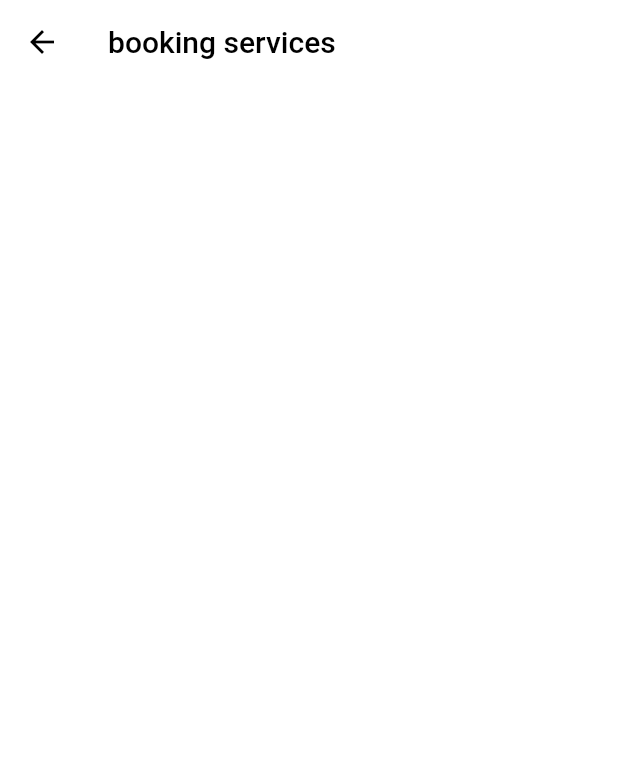
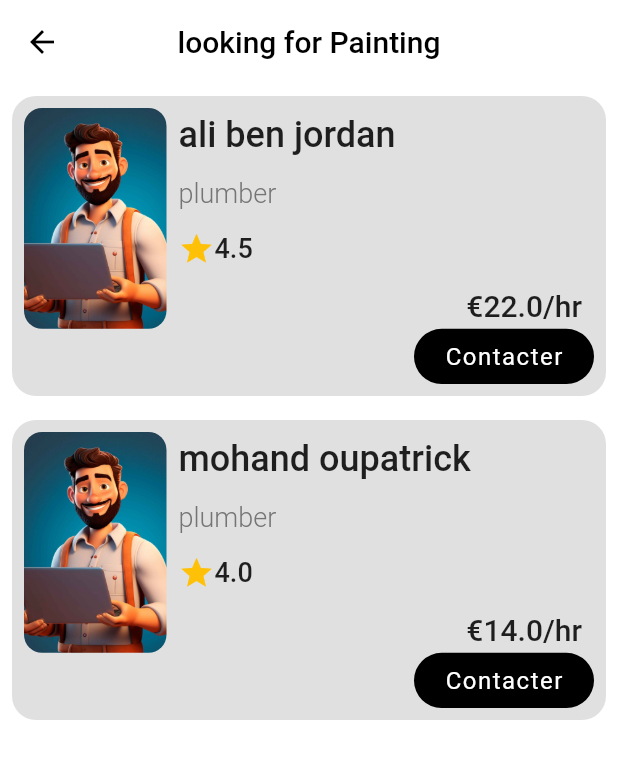
Before and after one commit to mouhandlarbi/whatsup_clone, a Flutter app: the screen it shows after launch, after a tap on "Painting", on a phone screen of 412 x 824 dp. Shown: the top 759 px of the screen. Run offline on Flutter 3.47's test engine with Material 2 defaults, Android fonts, the phone set to English and light mode, and no system bars.

Commit message:
meme donne partout

```diff
--- /dev/null
+++ b/lib/data/model/worker.dart
@@ -0,0 +1,75 @@
+import 'package:flutter/material.dart';
+
+class Worker {
+  final String name;
+  final String email;
+  final String numberPhone;
+  final String profileImage;
+  final List<Project> portfolio;
+  final List<Servicee> services;
+  final double price;
+  final double rating;
+  final bool isAvailable;
+  final String description;
+  Worker({
+    required this.name,
+    required this.email,
+    required this.numberPhone,
+    required this.profileImage,
+    required this.portfolio,
+    required this.services,
+    required this.price,
+    required this.rating,
+    required this.isAvailable,
+    required this.description,
+  });
+}
+
+class Project {
+  final String name;
+  final String thumbnail;
+  final List<String> images;
+  final String description;
+  DateTime dateTime;
+  Project({
+    required this.name,
+    required this.thumbnail,
+    required this.images,
+    required this.dateTime,
+    required this.description,
+  });
+}
+
+class Servicee {
+  final String name;
+  final IconData icone;
+  final String image;
+  Servicee({
+    required this.name,
+    required this.icone,
+    required this.image,
+  });
+}
+
+List<Servicee> services = [
+  Servicee(
+      name: "Painting", icone: Icons.pinch, image: "assets/images/service.jpg"),
+  Servicee(
+      name: "Carpenter",
+      icone: Icons.ssid_chart,
+      image: "assets/images/service.jpg"),
+  Servicee(
+      name: "Electrician",
+      icone: Icons.thunderstorm,
+      image: "assets/images/service.jpg"),
+  Servicee(
+      name: "gardener", icone: Icons.grass, image: "assets/images/service.jpg"),
+  Servicee(
+      name: "Cleaning",
+      icone: Icons.clean_hands,
+      image: "assets/images/service.jpg"),
+  Servicee(
+      name: "plumber",
+      icone: Icons.plumbing,
+      image: "assets/images/service.jpg"),
+];
--- a/lib/main.dart
+++ b/lib/main.dart
@@ -9,6 +9,7 @@ import 'package:state_management/view/pages/my_bookings_page.dart';
 import 'package:state_management/view/pages/my_profile_page.dart';
 import 'package:state_management/view/pages/notification_page.dart';
 import 'package:state_management/view/pages/refer_and_earn_page.dart';
+import 'package:state_management/view/pages/worker_list_page.dart';
 
 void main() {
   runApp(const MyApp());
--- a/lib/view/components/home_page/rectangle_swiper.dart
+++ b/lib/view/components/commun/rectangle_swiper.dart
@@ -1,12 +1,13 @@
 import 'package:flutter/material.dart';
-import 'package:state_management/data/static/services.dart';
+import 'package:state_management/data/model/worker.dart';
+import 'package:state_management/view/pages/project_detail_page.dart';
 
 class RectangleSwiper extends StatelessWidget {
   const RectangleSwiper({
     super.key,
-    required this.services,
+    required this.projects,
   });
-  final List<OtherService> services;
+  final List<Project> projects;
   @override
   Widget build(BuildContext context) {
     return SizedBox(
@@ -14,10 +15,10 @@ class RectangleSwiper extends StatelessWidget {
       //color: Colors.red,
       child: ListView.builder(
         scrollDirection: Axis.horizontal,
-        itemCount: services.length,
+        itemCount: projects.length,
         itemBuilder: (BuildContext context, int index) {
           return RectangleCard(
-            service: services[index],
+            project: projects[index],
           );
         },
       ),
@@ -26,13 +27,15 @@ class RectangleSwiper extends StatelessWidget {
 }
 
 class RectangleCard extends StatelessWidget {
-  const RectangleCard({super.key, required this.service});
-  final OtherService service;
+  const RectangleCard({super.key, required this.project});
+  final Project project;
   @override
   Widget build(BuildContext context) {
     return InkWell(
       onTap: () {
-        Navigator.of(context).pushNamed(service.navigatTo);
+        Navigator.of(context).push(MaterialPageRoute(builder: (context) {
+          return ProjectDetailPage(project: project);
+        }));
       },
       child: Column(
         children: [
@@ -47,7 +50,7 @@ class RectangleCard extends StatelessWidget {
                   color: Colors.green,
                   borderRadius: BorderRadius.circular(16),
                   image: DecorationImage(
-                      image: AssetImage(service.image), fit: BoxFit.cover),
+                      image: AssetImage(project.thumbnail), fit: BoxFit.cover),
                 ),
               ),
             ),
@@ -57,7 +60,7 @@ class RectangleCard extends StatelessWidget {
             //color: Colors.blue,
             alignment: Alignment.center,
             child: Text(
-              service.txt,
+              project.name,
               style: const TextStyle(
                 fontSize: 18,
                 letterSpacing: 1,
--- /dev/null
+++ b/lib/view/components/commun/worker_card.dart
@@ -0,0 +1,144 @@
+import 'package:flutter/material.dart';
+import 'package:state_management/data/model/worker.dart';
+import 'package:state_management/view/pages/worker_detail_page.dart';
+
+class WorkerCard extends StatelessWidget {
+  const WorkerCard({
+    super.key,
+    required this.worker,
+  });
+  final Worker worker;
+  @override
+  Widget build(BuildContext context) {
+    return InkWell(
+      onTap: () {
+        Navigator.of(context).push(MaterialPageRoute(builder: (context) {
+          return WorkerDetailPage(worker: worker);
+        }));
+      },
+      child: Container(
+        height: 200,
+        width: double.infinity,
+        margin: const EdgeInsets.all(8),
+        padding: const EdgeInsets.all(8),
+        decoration: BoxDecoration(
+          borderRadius: BorderRadius.circular(16),
+          color: Colors.grey[300],
+        ),
+        child: Column(
+          mainAxisAlignment: MainAxisAlignment.spaceBetween,
+          children: [
+            Expanded(
+              flex: 4,
+              child: Row(
+                children: [
+                  Expanded(
+                    flex: 1,
+                    child: AspectRatio(
+                      aspectRatio: 9 / 16,
+                      child: Container(
+                        decoration: BoxDecoration(
+                          borderRadius: BorderRadius.circular(12),
+                          image: DecorationImage(
+                            fit: BoxFit.cover,
+                            image: AssetImage(
+                              worker.profileImage,
+                            ),
+                          ),
+                        ),
+                      ),
+                    ),
+                  ),
+                  Expanded(
+                    flex: 3,
+                    child: Padding(
+                      padding: const EdgeInsets.symmetric(
+                        horizontal: 8,
+                        vertical: 4,
+                      ),
+                      child: Column(
+                        mainAxisAlignment: MainAxisAlignment.spaceBetween,
+                        crossAxisAlignment: CrossAxisAlignment.start,
+                        children: [
+                          Text(
+                            worker.name,
+                            style: const TextStyle(
+                              fontSize: 24,
+                              fontWeight: FontWeight.w500,
+                            ),
+                          ),
+                          Text(
+                            worker.services[0].name,
+                            style: TextStyle(
+                              fontSize: 18,
+                              fontWeight: FontWeight.w300,
+                              color: Colors.grey[600],
+                            ),
+                          ),
+                          Row(
+                            children: [
+                              const Icon(
+                                Icons.star,
+                                color: Colors.amber,
+                              ),
+                              Text(
+                                worker.rating.toString(),
+                                style: const TextStyle(
+                                  fontSize: 18,
+                                  fontWeight: FontWeight.w500,
+                                ),
+                              ),
+                            ],
+                          ),
+                          Row(
+                            mainAxisAlignment: MainAxisAlignment.end,
+                            children: [
+                              Text(
+                                "€${worker.price}/hr",
+                                style: const TextStyle(
+                                  fontSize: 20,
+                                  fontWeight: FontWeight.w500,
+                                ),
+                              ),
+                            ],
+                          )
+                        ],
+                      ),
+                    ),
+                  ),
+                ],
+              ),
+            ),
+            Expanded(
+              flex: 1,
+              child: Row(
+                mainAxisAlignment: MainAxisAlignment.end,
+                children: [
+                  InkWell(
+                    onTap: () {},
+                    child: Container(
+                      width: 120,
+                      alignment: Alignment.center,
+                      decoration: BoxDecoration(
+                        color: Colors.black,
+                        borderRadius: BorderRadius.circular(20),
+                      ),
+                      child: const Text(
+                        "Contacter",
+                        style: TextStyle(
+                          fontSize: 16,
+                          letterSpacing: 1,
+                          color: Colors.white,
+                        ),
+                      ),
+                    ),
+                  )
+                ],
+              ),
+            )
+          ],
+        ),
+      ),
+    );
+  }
+}
--- a/lib/view/components/home_page/circle_swiper.dart
+++ b/lib/view/components/home_page/circle_swiper.dart
@@ -1,12 +1,13 @@
+import 'package:state_management/data/model/worker.dart';
 import 'package:flutter/material.dart';
-import 'package:state_management/data/static/services.dart';
+import 'package:state_management/view/pages/worker_list_page.dart';
 
 class CircleSwiper extends StatelessWidget {
   const CircleSwiper({
     super.key,
     required this.services,
   });
-  final List<HomeService> services;
+  final List<Servicee> services;
 
   @override
   Widget build(BuildContext context) {
@@ -16,7 +17,7 @@ class CircleSwiper extends StatelessWidget {
         scrollDirection: Axis.horizontal,
         itemCount: services.length,
         itemBuilder: (BuildContext context, int index) {
-          HomeService service = services[index];
+          Servicee service = services[index];
           return CircleIcon(
             selected: false,
             service: service,
@@ -34,12 +35,14 @@ class CircleIcon extends StatelessWidget {
     required this.service,
   });
   final bool selected;
-  final HomeService service;
+  final Servicee service;
   @override
   Widget build(BuildContext context) {
     return InkWell(
       onTap: () {
-        Navigator.of(context).pushNamed(service.navigatTo);
+        Navigator.of(context).push(MaterialPageRoute(builder: (context) {
+          return WorkerList(service: service);
+        }));
       },
       child: Padding(
         padding: const EdgeInsets.symmetric(horizontal: 8),
@@ -55,7 +58,7 @@ class CircleIcon extends StatelessWidget {
                 color: Colors.black,
               ),
             ),
-            Text(service.txt),
+            Text(service.name),
           ],
         ),
       ),
--- /dev/null
+++ b/lib/view/pages/worker_list_page.dart
@@ -0,0 +1,134 @@
+import 'package:flutter/material.dart';
+import 'package:state_management/data/model/worker.dart';
+import 'package:state_management/view/components/commun/worker_card.dart';
+
+class WorkerList extends StatelessWidget {
+  const WorkerList({
+    super.key,
+    required this.service,
+  });
+  final Servicee service;
+  final String serviceName = "plumber";
+  @override
+  Widget build(BuildContext context) {
+    return Scaffold(
+      appBar: AppBar(
+        title: Text("looking for ${service.name}"),
+        centerTitle: true,
+      ),
+      body: ListView(
+        children: workers.map((e) => WorkerCard(worker: e)).toList(),
+      ),
+    );
+  }
+}
+
+List<Worker> workers = [
+  Worker(
+    name: "ali ben jordan",
+    email: "alidali@gmail.com",
+    numberPhone: "0783469244",
+    profileImage: "assets/images/service.jpg",
+    portfolio: [
+      Project(
+        name: "2 bedroom painting",
+        thumbnail: "assets/images/portfolio_0.jpg",
+        images: [
+          "assets/images/portfolio_0.jpg",
+          "assets/images/portfolio_0.jpg",
+        ],
+        dateTime: DateTime.now(),
+        description:
+            "Moonlight dripped through ancient oaks, weaving shadows on moss-covered stones. A lone owl hooted, its cry echoing through the stillness. A fox rustled in the undergrowth, its eyes gleaming emeralds in the darkness.",
+      ),
+      Project(
+        name: "2 bedroom painting",
+        thumbnail: "assets/images/portfolio_1.jpg",
+        images: [
+          "assets/images/portfolio_1.jpg",
+          "assets/images/portfolio_1.jpg",
+        ],
+        dateTime: DateTime.now(),
+        description:
+            "Moonlight dripped through ancient oaks, weaving shadows on moss-covered stones. A lone owl hooted, its cry echoing through the stillness. A fox rustled in the undergrowth, its eyes gleaming emeralds in the darkness.",
+      ),
+      Project(
+        name: "2 bedroom painting",
+        thumbnail: "assets/images/portfolio_2.jpg",
+        images: [
+          "assets/images/portfolio_2.jpg",
+          "assets/images/portfolio_2.jpg",
+        ],
+        dateTime: DateTime.now(),
+        description:
+            "Moonlight dripped through ancient oaks, weaving shadows on moss-covered stones. A lone owl hooted, its cry echoing through the stillness. A fox rustled in the undergrowth, its eyes gleaming emeralds in the darkness.",
+      ),
+    ],
+    services: fakeSrvicesList,
+    price: 22,
+    rating: 4.5,
+    isAvailable: true,
+    description:
+        "weaving shadows on moss-covered stones. A lone owl hooted, its cry echoing through the stillness. A fox rustled in the undergrowth, its eyes gleaming emeralds in the darkness. The air hummed with unseen life",
+  ),
+  Worker(
+    name: "mohand oupatrick",
+    email: "mohandoupatrick@gmail.com",
+    numberPhone: "0783469244",
+    profileImage: "assets/images/service.jpg",
+    portfolio: [
+      Project(
+        name: "2 bedroom painting",
+        thumbnail: "assets/images/portfolio_0.jpg",
+        images: [
+          "assets/images/portfolio_0.jpg",
+          "assets/images/portfolio_0.jpg",
+        ],
+        dateTime: DateTime.now(),
+        description:
+            "Moonlight dripped through ancient oaks, weaving shadows on moss-covered stones. A lone owl hooted, its cry echoing through the stillness. A fox rustled in the undergrowth, its eyes gleaming emeralds in the darkness.",
+      ),
+      Project(
+        name: "2 bedroom painting",
+        thumbnail: "assets/images/portfolio_1.jpg",
+        images: [
+          "assets/images/portfolio_1.jpg",
+          "assets/images/portfolio_1.jpg",
+        ],
+        dateTime: DateTime.now(),
+        description:
+            "Moonlight dripped through ancient oaks, weaving shadows on moss-covered stones. A lone owl hooted, its cry echoing through the stillness. A fox rustled in the undergrowth, its eyes gleaming emeralds in the darkness.",
+      ),
+      Project(
+        name: "2 bedroom painting",
+        thumbnail: "assets/images/portfolio_2.jpg",
+        images: [
+          "assets/images/portfolio_2.jpg",
+          "assets/images/portfolio_2.jpg",
+        ],
+        dateTime: DateTime.now(),
+        description:
+            "Moonlight dripped through ancient oaks, weaving shadows on moss-covered stones. A lone owl hooted, its cry echoing through the stillness. A fox rustled in the undergrowth, its eyes gleaming emeralds in the darkness.",
+      ),
+    ],
+    services: fakeSrvicesList,
+    price: 14,
+    rating: 4.0,
+    isAvailable: true,
+    description:
+        "weaving shadows on moss-covered stones. A lone owl hooted, its cry echoing through the stillness. A fox rustled in the undergrowth, its eyes gleaming emeralds in the darkness. The air hummed with unseen life",
+  ),
+];
+
+List<Servicee> fakeSrvicesList = [
+  Servicee(
+    name: "plumber",
+    icone: Icons.plumbing,
+    image: "assets/images/profile.jpg",
+  ),
+  Servicee(
+    name: "electrician",
+    icone: Icons.thunderstorm,
+    image: "assets/images/profile.jpg",
+  ),
+];
```
Also changed, not shown: assets/local_data/users.json (+6 -2 lines), lib/data/model/user.dart (+12 -6 lines), lib/data/static/services.dart (+5 -5 lines), lib/view/pages/home_page.dart (+36 -32 lines), lib/view/pages/project_detail_page.dart (added, +21 -0 lines), lib/view/pages/worker_detail_page.dart (added, +166 -0 lines), assets/images/portfolio_0.jpg (added), assets/images/portfolio_1.jpg (added), assets/images/portfolio_2.jpg (added), assets/images/work.jpg (added), lib/view/components/commun/title_divider.dart (renamed from lib/view/components/home_page/title_divider.dart).
